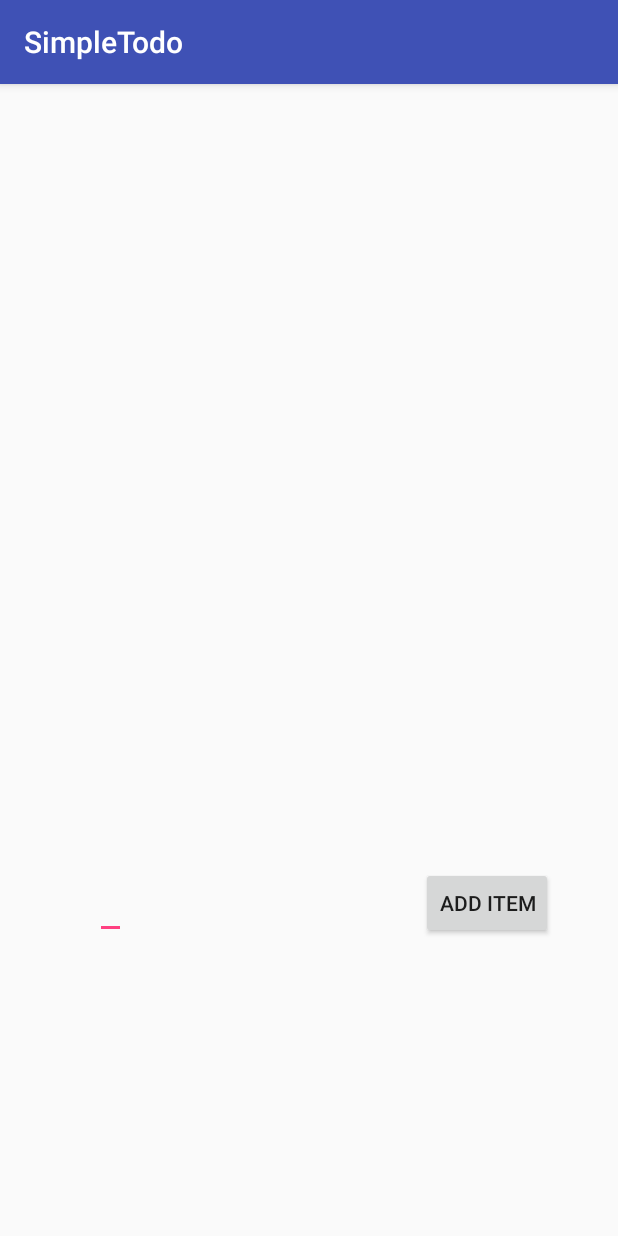
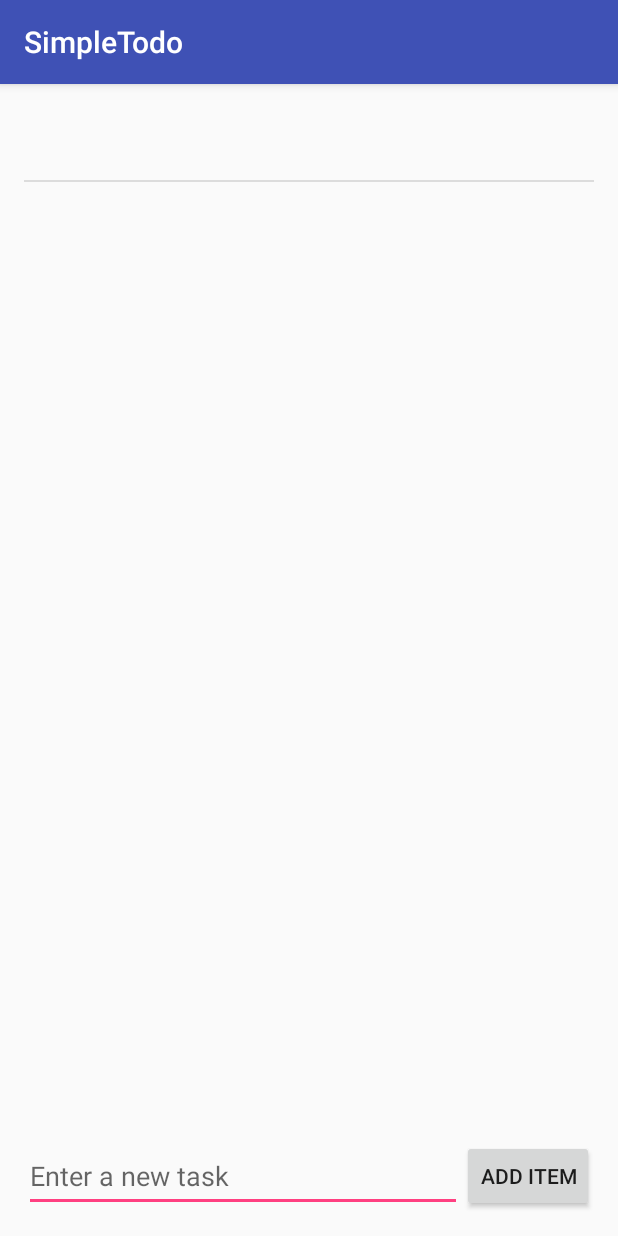
Before and after one commit to waliahimanshu/Todo-App, an Android app: the screen it shows after launch (MainActivity), after a tap on "ADD ITEM", on a phone screen of 412 x 824 dp. Run offline under Robolectric (Android 15) with nearby library versions, the phone set to English and light mode, and no system bars.

Commit message:
remove item from listView on Long Click

```diff
--- a/app/src/main/java/com/example/himanshuw/todoapp/MainActivity.java
+++ b/app/src/main/java/com/example/himanshuw/todoapp/MainActivity.java
@@ -1,17 +1,21 @@
 package com.example.himanshuw.todoapp;
 
+import android.os.Bundle;
 import android.support.v7.app.AppCompatActivity;
-import android.os.Bundle;
-import android.text.Editable;
 import android.util.Log;
 import android.view.View;
+import android.widget.AdapterView;
+import android.widget.ArrayAdapter;
 import android.widget.EditText;
+import android.widget.ListView;
 
-import java.lang.reflect.Array;
 import java.util.ArrayList;
-import java.util.List;
 
 public class MainActivity extends AppCompatActivity {
+
+    ArrayAdapter<String> adapter= null;
+    ListView listView =null;
+    private ArrayList<String> items;
 
 
     @Override
@@ -19,23 +23,40 @@ public class MainActivity extends AppCompatActivity {
         super.onCreate(savedInstanceState);
 
         setContentView(R.layout.activity_main);
+
+        listView =(ListView)findViewById(R.id.listView);
+
+        items = new ArrayList<>();
+
+        adapter = new ArrayAdapter<>(this, android.R.layout.simple_list_item_1, items);
+
+        listView.setAdapter(adapter);
+
+        ListViewListener();
+
     }
-
 
     public void AddItem(View view)
     {
-        List<String> stringList = new ArrayList<String>();
 
         EditText  editText =(EditText)findViewById(R.id.editTextView);
-
         String text = editText.getText().toString();
-
-        stringList.add(text);
-
-        for (String item : stringList)
-        {
-            Log.i("Test","---------->>"+item);
-        }
+        adapter.add(text);
+        editText.setText("");
+        Log.i(MainActivity.class.getSimpleName(),"---Item Added------->>"+text);
 
     }
+
+    public void ListViewListener(){
+        listView.setOnItemLongClickListener(new AdapterView.OnItemLongClickListener() {
+            @Override
+            public boolean onItemLongClick(AdapterView<?> parent, View view, int position, long id) {
+
+                items.remove(position);
+                adapter.notifyDataSetChanged();
+
+                return true;
+            }
+        });
+    }
 }
--- a/app/src/main/res/layout/activity_main.xml
+++ b/app/src/main/res/layout/activity_main.xml
@@ -13,11 +13,15 @@
         android:layout_width="wrap_content"
         android:layout_height="wrap_content"
         android:id="@+id/editTextView"
-
-
         android:layout_alignBottom="@+id/AddButton"
+        android:layout_alignParentLeft="true"
         android:layout_alignParentStart="true"
-        android:layout_marginStart="47dp" />
+        android:layout_alignParentBottom="true"
+        android:layout_toLeftOf="@+id/AddButton"
+        android:layout_toStartOf="@+id/AddButton"
+        android:layout_alignTop="@+id/AddButton"
+        android:hint="@string/enter_a_new_task"
+        android:textColor="#070707" />
 
 
 
@@ -27,15 +31,16 @@
          android:id="@+id/AddButton"
          android:text="Add Item"
          android:onClick="AddItem"
-         android:layout_marginBottom="182dp"
          android:layout_alignParentBottom="true"
-         android:layout_alignParentEnd="true"
-         android:layout_marginEnd="27dp" />
+         android:layout_alignParentEnd="true" />
 
-    <LinearLayout
-        android:orientation="vertical"
-        android:layout_width="match_parent"
+    <ListView
+        android:layout_width="wrap_content"
         android:layout_height="wrap_content"
-        android:layout_alignParentStart="true"></LinearLayout>
+        android:id="@+id/listView"
+        android:layout_alignParentTop="true"
+        android:layout_centerHorizontal="true"
+        android:layout_above="@+id/editTextView" />
+
 
 </RelativeLayout>
--- /dev/null
+++ b/app/src/main/res/layout/list_task_items.xml
@@ -0,0 +1,11 @@
+<?xml version="1.0" encoding="utf-8"?>
+<TextView xmlns:android="http://schemas.android.com/apk/res/android"
+
+    android:layout_width="match_parent"
+    android:layout_height="wrap_content"
+    android:id="@+id/list_task_items_text_view"
+    android:minHeight="?android:attr/listPreferredItemHeight"
+    android:gravity="center_vertical"
+  >
+
+</TextView>
--- a/app/src/main/res/values/strings.xml
+++ b/app/src/main/res/values/strings.xml
@@ -1,3 +1,4 @@
 <resources>
     <string name="app_name">SimpleTodo</string>
+    <string name="enter_a_new_task">Enter a new task</string>
 </resources>
--- a/build.gradle
+++ b/build.gradle
@@ -5,7 +5,7 @@ buildscript {
         jcenter()
     }
     dependencies {
-        classpath 'com.android.tools.build:gradle:2.1.0'
+        classpath 'com.android.tools.build:gradle:2.1.2'
 
         // NOTE: Do not place your application dependencies here; they belong
         // in the individual module build.gradle files
```
Also changed, not shown: 1 other file.
